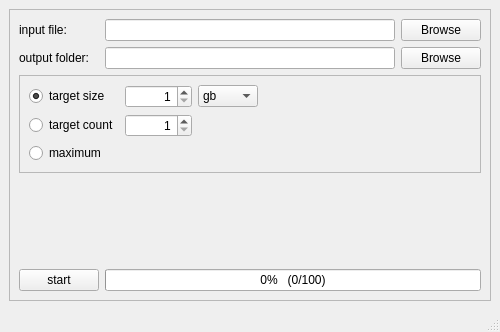
Before: the Qt Designer form mainwindow.ui in rkc137/spamfile-gui, drawn with Qt 5.
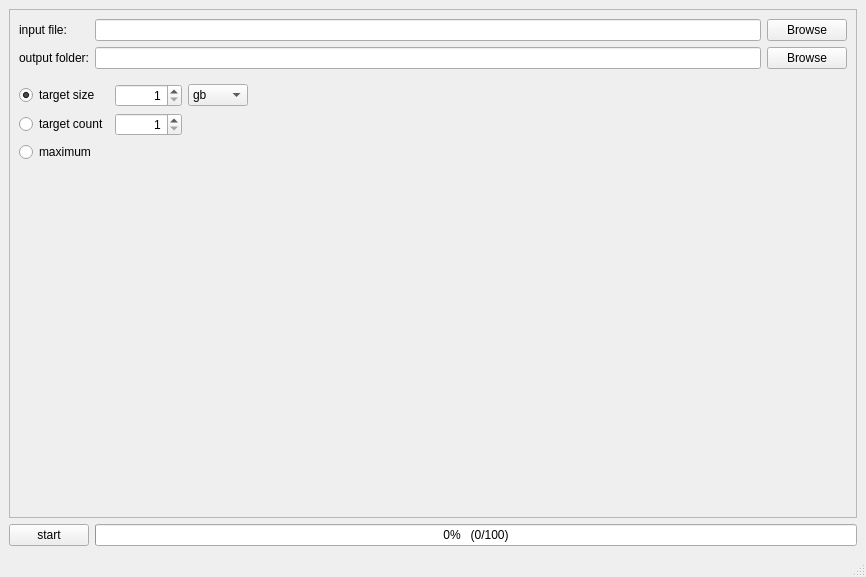
After: the same form once the commit is applied.

```diff
--- a/mainwindow.ui
+++ b/mainwindow.ui
@@ -6,8 +6,8 @@
    <rect>
     <x>0</x>
     <y>0</y>
-    <width>500</width>
-    <height>332</height>
+    <width>866</width>
+    <height>577</height>
    </rect>
   </property>
   <property name="windowTitle">
@@ -15,24 +15,84 @@
   </property>
   <widget class="QWidget" name="centralwidget">
    <layout class="QGridLayout" name="gridLayout_3">
-    <item row="0" column="1">
-     <widget class="QFrame" name="frame_3">
+    <item row="1" column="0">
+     <widget class="QPushButton" name="start_button">
+      <property name="text">
+       <string>start</string>
+      </property>
+     </widget>
+    </item>
+    <item row="1" column="1">
+     <widget class="QProgressBar" name="progressBar">
+      <property name="enabled">
+       <bool>true</bool>
+      </property>
+      <property name="value">
+       <number>0</number>
+      </property>
+      <property name="invertedAppearance">
+       <bool>false</bool>
+      </property>
+      <property name="format">
+       <string>%p%   (%v/%m)</string>
+      </property>
+     </widget>
+    </item>
+    <item row="0" column="0" colspan="2">
+     <widget class="QFrame" name="config_frame">
       <property name="frameShape">
        <enum>QFrame::Shape::StyledPanel</enum>
       </property>
       <property name="frameShadow">
        <enum>QFrame::Shadow::Raised</enum>
       </property>
-      <layout class="QGridLayout" name="gridLayout_4">
-       <item row="2" column="0" colspan="3">
+      <layout class="QGridLayout" name="gridLayout">
+       <item row="0" column="0">
+        <widget class="QLabel" name="label">
+         <property name="text">
+          <string>input file:</string>
+         </property>
+        </widget>
+       </item>
+       <item row="0" column="2">
+        <widget class="QPushButton" name="open_input_file">
+         <property name="text">
+          <string>Browse</string>
+         </property>
+        </widget>
+       </item>
+       <item row="2" column="2">
+        <widget class="QPushButton" name="open_output_folder">
+         <property name="text">
+          <string>Browse</string>
+         </property>
+        </widget>
+       </item>
+       <item row="2" column="0">
+        <widget class="QLabel" name="label_2">
+         <property name="text">
+          <string>output folder:</string>
+         </property>
+        </widget>
+       </item>
+       <item row="0" column="1">
+        <widget class="QLineEdit" name="input_file"/>
+       </item>
+       <item row="2" column="1">
+        <widget class="QLineEdit" name="output_folder"/>
+       </item>
+       <item row="3" column="0" colspan="3">
         <widget class="QFrame" name="frame_2">
          <property name="frameShape">
-          <enum>QFrame::Shape::StyledPanel</enum>
+          <enum>QFrame::Shape::NoFrame</enum>
          </property>
          <property name="frameShadow">
           <enum>QFrame::Shadow::Raised</enum>
          </property>
          <layout class="QGridLayout" name="gridLayout_2">
+          <property name="leftMargin">
+           <number>0</number>
+          </property>
           <item row="0" column="2">
            <widget class="QComboBox" name="target_size_measurement">
             <property name="minimumSize">
@@ -138,64 +198,7 @@
          </layout>
         </widget>
        </item>
-       <item row="1" column="0">
-        <widget class="QLabel" name="label_2">
-         <property name="text">
-          <string>output folder:</string>
-         </property>
-        </widget>
-       </item>
-       <item row="1" column="1">
-        <widget class="QLineEdit" name="output_folder"/>
-       </item>
-       <item row="0" column="0">
-        <widget class="QLabel" name="label">
-         <property name="text">
-          <string>input file:</string>
-         </property>
-        </widget>
-       </item>
-       <item row="1" column="2">
-        <widget class="QPushButton" name="open_output_folder">
-         <property name="text">
-          <string>Browse</string>
-         </property>
-        </widget>
-       </item>
-       <item row="0" column="2">
-        <widget class="QPushButton" name="open_input_file">
-         <property name="text">
-          <string>Browse</string>
-         </property>
-        </widget>
-       </item>
        <item row="4" column="0">
-        <widget class="QPushButton" name="start_button">
-         <property name="text">
-          <string>start</string>
-         </property>
-        </widget>
-       </item>
-       <item row="0" column="1">
-        <widget class="QLineEdit" name="input_file"/>
-       </item>
-       <item row="4" column="1" colspan="2">
-        <widget class="QProgressBar" name="progressBar">
-         <property name="enabled">
-          <bool>true</bool>
-         </property>
-         <property name="value">
-          <number>0</number>
-         </property>
-         <property name="invertedAppearance">
-          <bool>false</bool>
-         </property>
-         <property name="format">
-          <string>%p%   (%v/%m)</string>
-         </property>
-        </widget>
-       </item>
-       <item row="3" column="0">
         <spacer name="verticalSpacer">
          <property name="orientation">
           <enum>Qt::Orientation::Vertical</enum>
```
Left out of the diff: 2 changed lines with no effect on the pictures.
